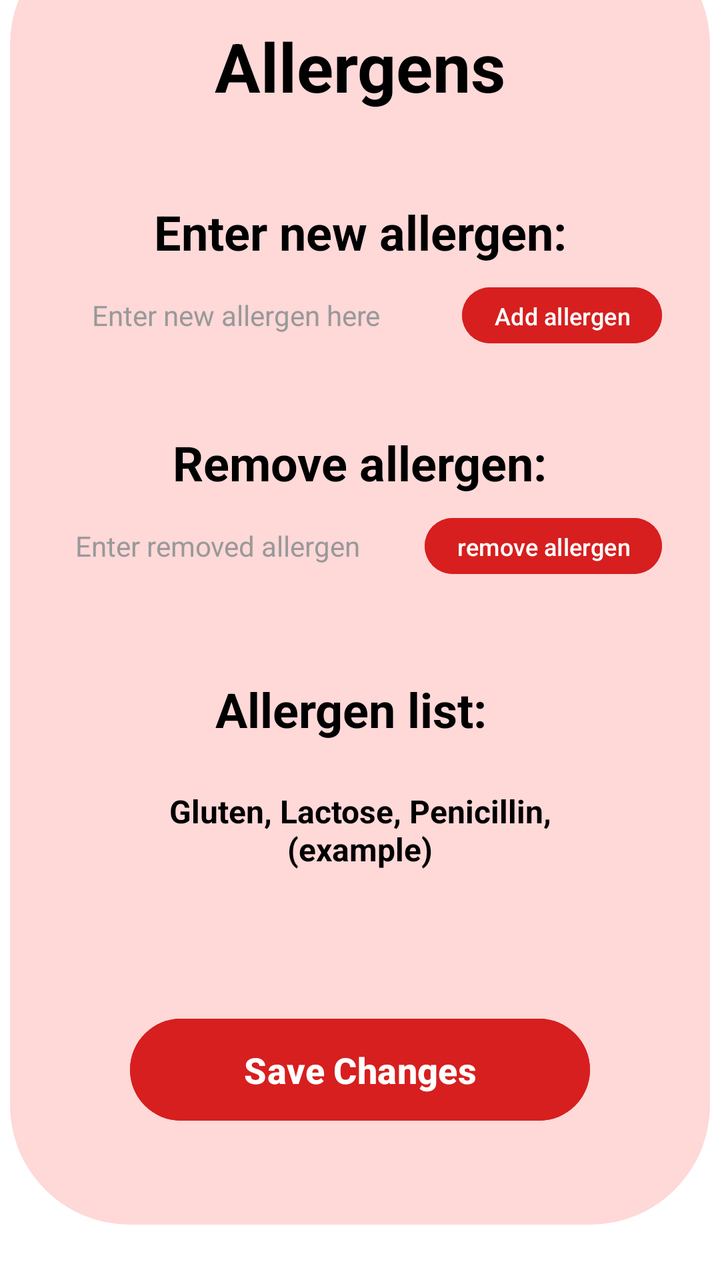
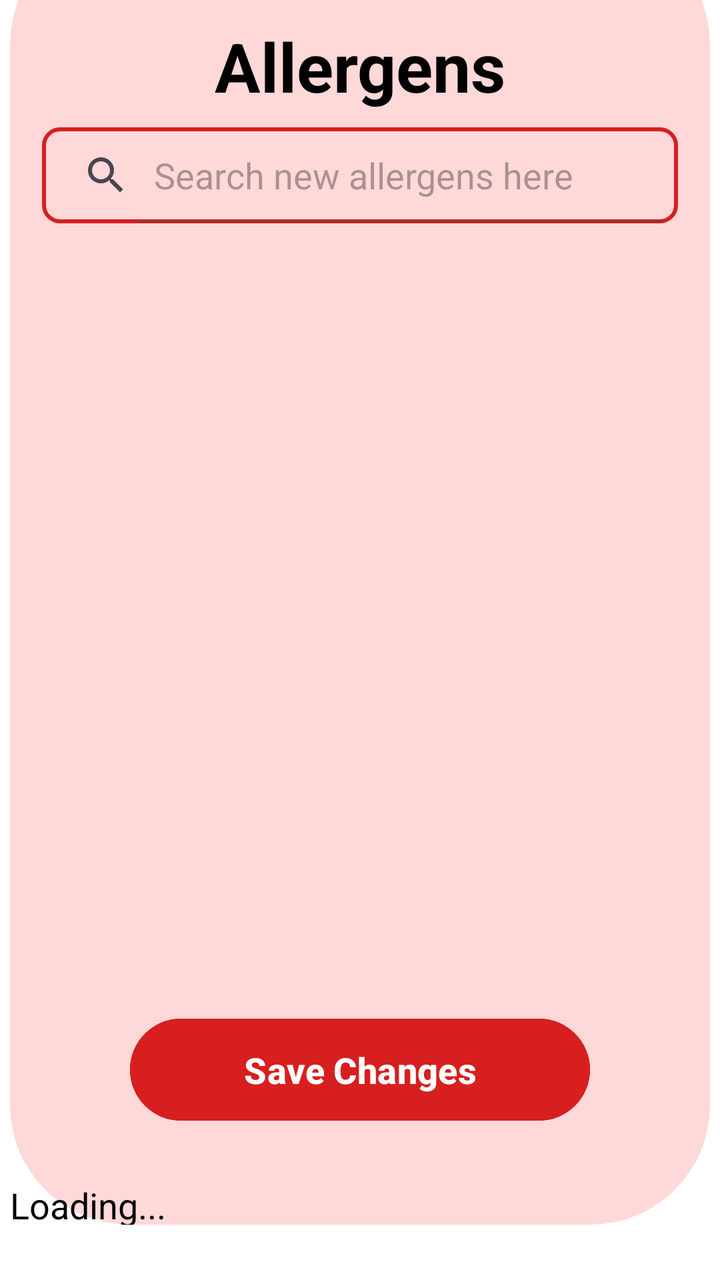

The first picture is an Android layout as it rendered before a commit; the second is the same layout after the commit. The layout source and the unified diff follow.
<!-- AndroidManifest.xml: application theme Theme.TASHTIT -->
<!-- res/layout/activity_allergens_screen4.xml -->
<?xml version="1.0" encoding="utf-8"?>
<androidx.constraintlayout.widget.ConstraintLayout xmlns:android="http://schemas.android.com/apk/res/android"
    xmlns:app="http://schemas.android.com/apk/res-auto"
    xmlns:tools="http://schemas.android.com/tools"
    android:layout_width="match_parent"
    android:layout_height="match_parent"
    android:background="@color/white"
    tools:context=".ACTIVITIES.Allergens_screen4">

    

    <ImageButton
        android:id="@+id/btnBack"
        android:layout_width="48dp"
        android:layout_height="48dp"
        android:layout_marginStart="16dp"
        android:layout_marginTop="16dp"
        android:background="?attr/selectableItemBackgroundBorderless"
        android:backgroundTint="@color/intenseRouge"
        android:scaleType="fitCenter"
        android:src="@drawable/ic_back_button"
        app:layout_constraintStart_toStartOf="parent"
        app:layout_constraintTop_toTopOf="parent" />

    <androidx.constraintlayout.widget.ConstraintLayout
        android:id="@+id/constraintLayout"
        android:layout_width="350dp"
        android:layout_height="650dp"
        android:layout_marginBottom="28dp"
        android:background="@drawable/rounded_background"
        app:layout_constraintBottom_toBottomOf="parent"
        app:layout_constraintCircleRadius="40dp"
        app:layout_constraintEnd_toEndOf="parent"
        app:layout_constraintStart_toStartOf="parent">
        

        

        <TextView
            android:id="@+id/tvTitle"
            android:layout_width="wrap_content"
            android:layout_height="wrap_content"
            android:layout_marginTop="48dp"
            android:text="Allergens"
            android:textColor="#000000"
            android:textSize="34sp"
            android:textStyle="bold"
            app:layout_constraintEnd_toEndOf="parent"
            app:layout_constraintStart_toStartOf="parent"
            app:layout_constraintTop_toTopOf="parent" />

        <TextView
            android:id="@+id/tvEnterNewAllergen"
            android:layout_width="wrap_content"
            android:layout_height="wrap_content"
            android:layout_marginTop="44dp"
            android:text="Enter new allergen:"
            android:textColor="#000000"
            android:textSize="24sp"
            android:textStyle="bold"
            app:layout_constraintEnd_toEndOf="parent"
            app:layout_constraintHorizontal_bias="0.503"
            app:layout_constraintStart_toStartOf="parent"
            app:layout_constraintTop_toBottomOf="@+id/tvTitle" />

        <EditText
            android:id="@+id/etNewAllergen"
            android:layout_width="0dp"
            android:layout_height="wrap_content"
            android:layout_marginStart="24dp"
            android:layout_marginTop="8dp"
            android:layout_marginEnd="24dp"
            android:background="@android:color/transparent"
            android:gravity="bottom|center_horizontal"
            android:hint="Enter new allergen here"
            android:inputType="text"
            android:paddingTop="8dp"
            android:paddingBottom="8dp"
            android:textColor="#000000"
            android:textColorHint="#999999"
            android:textSize="14sp"
            app:layout_constraintEnd_toStartOf="@+id/btnAddAllergen"
            app:layout_constraintStart_toStartOf="parent"
            app:layout_constraintTop_toBottomOf="@+id/tvEnterNewAllergen" />

        <Button
            android:id="@+id/btnAddAllergen"
            android:layout_width="wrap_content"
            android:layout_height="36dp"
            android:layout_marginEnd="24dp"
            android:backgroundTint="@color/intenseRouge"
            android:paddingStart="16dp"
            android:paddingEnd="16dp"
            android:text="Add allergen"
            android:textAllCaps="false"
            android:textColor="#FFFFFF"
            android:textSize="12sp"
            app:layout_constraintBottom_toBottomOf="@+id/etNewAllergen"
            app:layout_constraintEnd_toEndOf="parent"
            app:layout_constraintTop_toTopOf="@+id/etNewAllergen" />

        

        <TextView
            android:id="@+id/tvRemoveAllergen"
            android:layout_width="wrap_content"
            android:layout_height="wrap_content"
            android:layout_marginTop="40dp"
            android:text="Remove allergen:"
            android:textColor="#000000"
            android:textSize="24sp"
            android:textStyle="bold"
            app:layout_constraintEnd_toEndOf="parent"
            app:layout_constraintStart_toStartOf="parent"
            app:layout_constraintTop_toBottomOf="@+id/etNewAllergen" />

        <EditText
            android:id="@+id/etRemoveAllergen"
            android:layout_width="0dp"
            android:layout_height="wrap_content"
            android:layout_marginStart="24dp"
            android:layout_marginTop="8dp"
            android:layout_marginEnd="24dp"
            android:background="@android:color/transparent"
            android:gravity="center"
            android:hint="Enter removed allergen"
            android:inputType="text"
            android:paddingTop="8dp"
            android:paddingBottom="8dp"
            android:textColor="#000000"
            android:textColorHint="#999999"
            android:textSize="14sp"
            app:layout_constraintEnd_toStartOf="@+id/btnRemoveAllergen"
            app:layout_constraintStart_toStartOf="parent"
            app:layout_constraintTop_toBottomOf="@+id/tvRemoveAllergen" />

        <Button
            android:id="@+id/btnRemoveAllergen"
            android:layout_width="wrap_content"
            android:layout_height="36dp"
            android:layout_marginEnd="24dp"
            android:backgroundTint="@color/intenseRouge"
            android:paddingStart="16dp"
            android:paddingEnd="16dp"
            android:text="remove allergen"
            android:textAllCaps="false"
            android:textColor="#FFFFFF"
            android:textSize="12sp"
            app:layout_constraintBottom_toBottomOf="@+id/etRemoveAllergen"
            app:layout_constraintEnd_toEndOf="parent"
            app:layout_constraintTop_toTopOf="@+id/etRemoveAllergen" />

        

        

        <TextView
            android:id="@+id/tvAllergenList"
            android:layout_width="wrap_content"
            android:layout_height="wrap_content"
            android:layout_marginTop="48dp"
            android:gravity="center"
            android:text="Allergen list:"
            android:textColor="#000000"
            android:textSize="24sp"
            android:textStyle="bold"
            app:layout_constraintEnd_toEndOf="parent"
            app:layout_constraintHorizontal_bias="0.478"
            app:layout_constraintStart_toStartOf="parent"
            app:layout_constraintTop_toBottomOf="@+id/etRemoveAllergen" />

        <TextView
            android:id="@+id/tvAllergenItems"
            android:layout_width="0dp"
            android:layout_height="wrap_content"
            android:layout_marginStart="48dp"
            android:layout_marginTop="24dp"
            android:layout_marginEnd="48dp"
            android:gravity="center"
            android:text="Gluten, Lactose, Penicillin, (example)"
            android:textColor="#000000"
            android:textSize="16sp"
            android:textStyle="bold"
            app:layout_constraintEnd_toEndOf="parent"
            app:layout_constraintHorizontal_bias="0.0"
            app:layout_constraintStart_toStartOf="parent"
            app:layout_constraintTop_toBottomOf="@+id/tvAllergenList" />

        <Button
            android:id="@+id/loginButton3"
            android:layout_width="230dp"
            android:layout_height="59dp"
            android:layout_marginBottom="48dp"
            android:backgroundTint="@color/intenseRouge"
            android:text="Save Changes"
            android:textColor="@android:color/white"
            android:textSize="18sp"
            android:textStyle="bold"
            app:layout_constraintBottom_toBottomOf="parent"
            app:layout_constraintEnd_toEndOf="parent"
            app:layout_constraintStart_toStartOf="parent" />

    </androidx.constraintlayout.widget.ConstraintLayout>
</androidx.constraintlayout.widget.ConstraintLayout>
<!-- resources referenced by this layout -->
<resources>
  <color name="intenseRouge">#D71F1F</color>
  <color name="white">#FFFFFFFF</color>
  <!-- drawable ic_back_button (drawable) -->
  <vector xmlns:android="http://schemas.android.com/apk/res/android"
          android:width="19dp"
          android:height="19dp"
          android:viewportWidth="19.9"
          android:viewportHeight="19.8">
      <path
          android:fillColor="@color/intenseRouge"
          android:pathData="M11.1,1.2l-1.2,-1.2l-9.9,9.9l9.9,9.9l1.2,-1.3l-7.7,-7.7l16.5,0l0,-1.8l-16.5,0z"/>
  </vector>
  <!-- drawable rounded_background (drawable) -->
  <?xml version="1.0" encoding="utf-8"?>
  <shape xmlns:android="http://schemas.android.com/apk/res/android"
      android:shape="rectangle">
      <corners android:radius="60dp"/>
      <solid android:color="@color/rouge" />
  </shape>
  <style name="Theme.TASHTIT" parent="Base.Theme.TASHTIT" />
  <color name="rouge">#FFD8D8</color>
  <style name="Base.Theme.TASHTIT" parent="Theme.Material3.DayNight.NoActionBar">
          
          
  
          
          <item name="android:windowIsTranslucent">true</item>
  
      </style>
</resources>

<!-- the commit's change to res/layout/activity_allergens_screen4.xml (unified diff, before → after) -->
@@ -5,22 +5,10 @@
     android:layout_width="match_parent"
     android:layout_height="match_parent"
     android:background="@color/white"
+    android:id="@+id/main"
     tools:context=".ACTIVITIES.Allergens_screen4">
 
     
-
-    <ImageButton
-        android:id="@+id/btnBack"
-        android:layout_width="48dp"
-        android:layout_height="48dp"
-        android:layout_marginStart="16dp"
-        android:layout_marginTop="16dp"
-        android:background="?attr/selectableItemBackgroundBorderless"
-        android:backgroundTint="@color/intenseRouge"
-        android:scaleType="fitCenter"
-        android:src="@drawable/ic_back_button"
-        app:layout_constraintStart_toStartOf="parent"
-        app:layout_constraintTop_toTopOf="parent" />
 
     <androidx.constraintlayout.widget.ConstraintLayout
         android:id="@+id/constraintLayout"
@@ -49,145 +37,14 @@
             app:layout_constraintStart_toStartOf="parent"
             app:layout_constraintTop_toTopOf="parent" />
 
-        <TextView
-            android:id="@+id/tvEnterNewAllergen"
-            android:layout_width="wrap_content"
-            android:layout_height="wrap_content"
-            android:layout_marginTop="44dp"
-            android:text="Enter new allergen:"
-            android:textColor="#000000"
-            android:textSize="24sp"
-            android:textStyle="bold"
-            app:layout_constraintEnd_toEndOf="parent"
-            app:layout_constraintHorizontal_bias="0.503"
-            app:layout_constraintStart_toStartOf="parent"
-            app:layout_constraintTop_toBottomOf="@+id/tvTitle" />
-
-        <EditText
-            android:id="@+id/etNewAllergen"
-            android:layout_width="0dp"
-            android:layout_height="wrap_content"
-            android:layout_marginStart="24dp"
-            android:layout_marginTop="8dp"
-            android:layout_marginEnd="24dp"
-            android:background="@android:color/transparent"
-            android:gravity="bottom|center_horizontal"
-            android:hint="Enter new allergen here"
-            android:inputType="text"
-            android:paddingTop="8dp"
-            android:paddingBottom="8dp"
-            android:textColor="#000000"
-            android:textColorHint="#999999"
-            android:textSize="14sp"
-            app:layout_constraintEnd_toStartOf="@+id/btnAddAllergen"
-            app:layout_constraintStart_toStartOf="parent"
-            app:layout_constraintTop_toBottomOf="@+id/tvEnterNewAllergen" />
-
-        <Button
-            android:id="@+id/btnAddAllergen"
-            android:layout_width="wrap_content"
-            android:layout_height="36dp"
-            android:layout_marginEnd="24dp"
-            android:backgroundTint="@color/intenseRouge"
-            android:paddingStart="16dp"
-            android:paddingEnd="16dp"
-            android:text="Add allergen"
-            android:textAllCaps="false"
-            android:textColor="#FFFFFF"
-            android:textSize="12sp"
-            app:layout_constraintBottom_toBottomOf="@+id/etNewAllergen"
-            app:layout_constraintEnd_toEndOf="parent"
-            app:layout_constraintTop_toTopOf="@+id/etNewAllergen" />
-
         
-
-        <TextView
-            android:id="@+id/tvRemoveAllergen"
-            android:layout_width="wrap_content"
-            android:layout_height="wrap_content"
-            android:layout_marginTop="40dp"
-            android:text="Remove allergen:"
-            android:textColor="#000000"
-            android:textSize="24sp"
-            android:textStyle="bold"
-            app:layout_constraintEnd_toEndOf="parent"
-            app:layout_constraintStart_toStartOf="parent"
-            app:layout_constraintTop_toBottomOf="@+id/etNewAllergen" />
-
-        <EditText
-            android:id="@+id/etRemoveAllergen"
-            android:layout_width="0dp"
-            android:layout_height="wrap_content"
-            android:layout_marginStart="24dp"
-            android:layout_marginTop="8dp"
-            android:layout_marginEnd="24dp"
-            android:background="@android:color/transparent"
-            android:gravity="center"
-            android:hint="Enter removed allergen"
-            android:inputType="text"
-            android:paddingTop="8dp"
-            android:paddingBottom="8dp"
-            android:textColor="#000000"
-            android:textColorHint="#999999"
-            android:textSize="14sp"
-            app:layout_constraintEnd_toStartOf="@+id/btnRemoveAllergen"
-            app:layout_constraintStart_toStartOf="parent"
-            app:layout_constraintTop_toBottomOf="@+id/tvRemoveAllergen" />
-
-        <Button
-            android:id="@+id/btnRemoveAllergen"
-            android:layout_width="wrap_content"
-            android:layout_height="36dp"
-            android:layout_marginEnd="24dp"
-            android:backgroundTint="@color/intenseRouge"
-            android:paddingStart="16dp"
-            android:paddingEnd="16dp"
-            android:text="remove allergen"
-            android:textAllCaps="false"
-            android:textColor="#FFFFFF"
-            android:textSize="12sp"
-            app:layout_constraintBottom_toBottomOf="@+id/etRemoveAllergen"
-            app:layout_constraintEnd_toEndOf="parent"
-            app:layout_constraintTop_toTopOf="@+id/etRemoveAllergen" />
 
         
 
         
 
-        <TextView
-            android:id="@+id/tvAllergenList"
-            android:layout_width="wrap_content"
-            android:layout_height="wrap_content"
-            android:layout_marginTop="48dp"
-            android:gravity="center"
-            android:text="Allergen list:"
-            android:textColor="#000000"
-            android:textSize="24sp"
-            android:textStyle="bold"
-            app:layout_constraintEnd_toEndOf="parent"
-            app:layout_constraintHorizontal_bias="0.478"
-            app:layout_constraintStart_toStartOf="parent"
-            app:layout_constraintTop_toBottomOf="@+id/etRemoveAllergen" />
-
-        <TextView
-            android:id="@+id/tvAllergenItems"
-            android:layout_width="0dp"
-            android:layout_height="wrap_content"
-            android:layout_marginStart="48dp"
-            android:layout_marginTop="24dp"
-            android:layout_marginEnd="48dp"
-            android:gravity="center"
-            android:text="Gluten, Lactose, Penicillin, (example)"
-            android:textColor="#000000"
-            android:textSize="16sp"
-            android:textStyle="bold"
-            app:layout_constraintEnd_toEndOf="parent"
-            app:layout_constraintHorizontal_bias="0.0"
-            app:layout_constraintStart_toStartOf="parent"
-            app:layout_constraintTop_toBottomOf="@+id/tvAllergenList" />
-
         <Button
-            android:id="@+id/loginButton3"
+            android:id="@+id/btnSave"
             android:layout_width="230dp"
             android:layout_height="59dp"
             android:layout_marginBottom="48dp"
@@ -200,5 +57,55 @@
             app:layout_constraintEnd_toEndOf="parent"
             app:layout_constraintStart_toStartOf="parent" />
 
+        <SearchView
+            android:id="@+id/searchView"
+            android:layout_width="0dp"
+            android:layout_height="wrap_content"
+            android:layout_marginStart="16dp"
+            android:layout_marginTop="8dp"
+            android:layout_marginEnd="16dp"
+            android:background="@drawable/search_view_bg"
+            android:iconifiedByDefault="false"
+            android:queryHint="Search new allergens here"
+            app:layout_constraintEnd_toEndOf="parent"
+            app:layout_constraintStart_toStartOf="parent"
+            app:layout_constraintTop_toBottomOf="@+id/tvTitle" />
+
+        <androidx.recyclerview.widget.RecyclerView
+            android:id="@+id/rvAllergens"
+            android:layout_width="0dp"
+            android:layout_height="0dp"
+            android:layout_marginStart="16dp"
+            android:layout_marginEnd="16dp"
+            android:layout_marginBottom="16dp"
+            app:layout_constraintBottom_toTopOf="@+id/rvSearch"
+            app:layout_constraintEnd_toEndOf="parent"
+            app:layout_constraintStart_toStartOf="parent"
+            app:layout_constraintTop_toBottomOf="@+id/searchView" />
+
+        <androidx.recyclerview.widget.RecyclerView
+            android:id="@+id/rvSearch"
+            android:layout_width="0dp"
+            android:layout_height="297dp"
+            android:layout_marginStart="16dp"
+            android:layout_marginEnd="16dp"
+            android:layout_marginBottom="16dp"
+            app:layout_constraintBottom_toTopOf="@+id/btnSave"
+            app:layout_constraintEnd_toEndOf="parent"
+            app:layout_constraintStart_toStartOf="parent" />
+
+        <TextView
+            android:id="@+id/textViewResult"
+            android:layout_width="match_parent"
+            android:layout_height="wrap_content"
+            android:layout_marginTop="628dp"
+            android:text="Loading..."
+            android:textColor="#000000"
+            android:textSize="18sp"
+            app:layout_constraintEnd_toEndOf="parent"
+            app:layout_constraintHorizontal_bias="0.0"
+            app:layout_constraintStart_toStartOf="parent"
+            app:layout_constraintTop_toTopOf="parent" />
+
     </androidx.constraintlayout.widget.ConstraintLayout>
 </androidx.constraintlayout.widget.ConstraintLayout>
<!-- resource entries referenced after the edit -->
@@ -2,22 +2,19 @@
 <resources>
   <color name="intenseRouge">#D71F1F</color>
   <color name="white">#FFFFFFFF</color>
-  <!-- drawable ic_back_button (drawable) -->
-  <vector xmlns:android="http://schemas.android.com/apk/res/android"
-          android:width="19dp"
-          android:height="19dp"
-          android:viewportWidth="19.9"
-          android:viewportHeight="19.8">
-      <path
-          android:fillColor="@color/intenseRouge"
-          android:pathData="M11.1,1.2l-1.2,-1.2l-9.9,9.9l9.9,9.9l1.2,-1.3l-7.7,-7.7l16.5,0l0,-1.8l-16.5,0z"/>
-  </vector>
   <!-- drawable rounded_background (drawable) -->
   <?xml version="1.0" encoding="utf-8"?>
   <shape xmlns:android="http://schemas.android.com/apk/res/android"
       android:shape="rectangle">
       <corners android:radius="60dp"/>
       <solid android:color="@color/rouge" />
+  </shape>
+  <!-- drawable search_view_bg (drawable) -->
+  <?xml version="1.0" encoding="utf-8"?>
+  <shape xmlns:android="http://schemas.android.com/apk/res/android">
+      <corners android:radius="8dp"/>
+      <stroke android:color="@color/intenseRouge"
+          android:width="2dp"/>
   </shape>
   <style name="Theme.TASHTIT" parent="Base.Theme.TASHTIT" />
   <color name="rouge">#FFD8D8</color>
